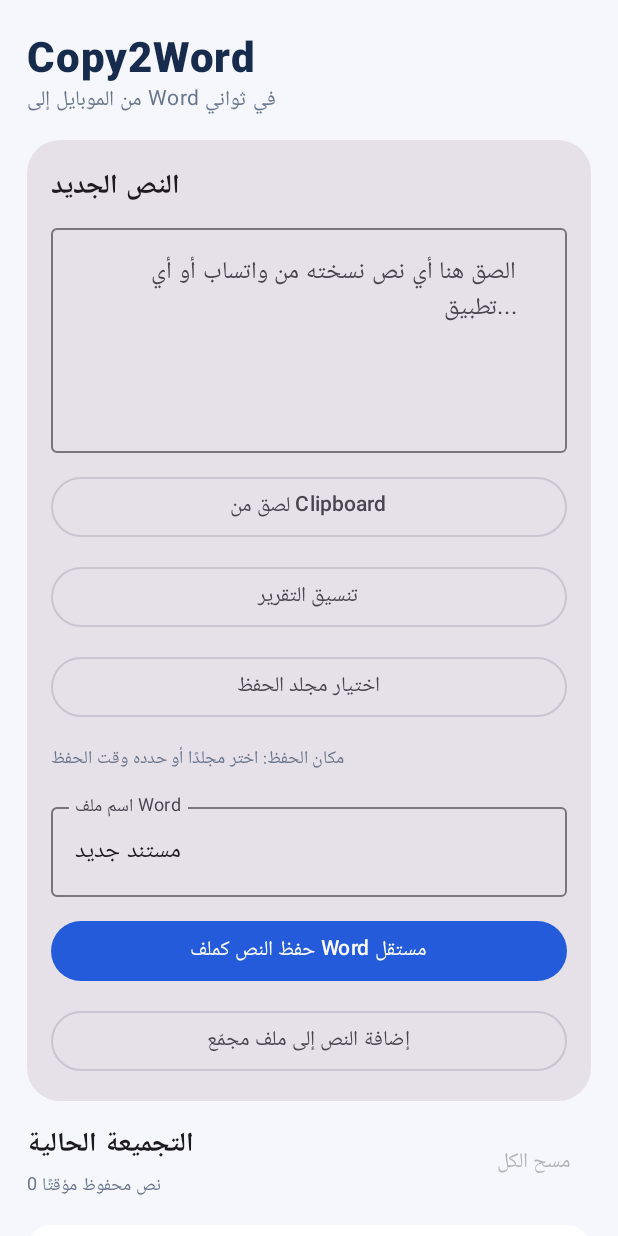
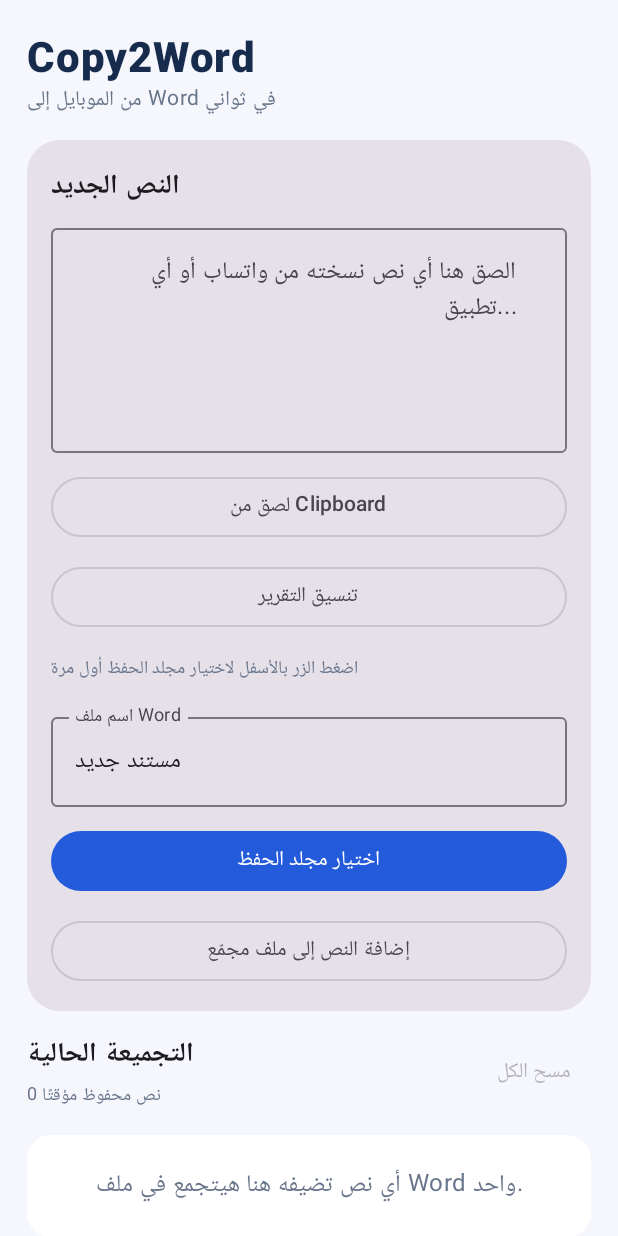
Before and after one commit to Nonocode-byt/First, an Android app built with Jetpack Compose: the screen it shows after launch (MainActivity), after a tap on "اختيار مجلد الحفظ", on a phone screen of 412 x 824 dp. Run offline under Robolectric (Android 15) with nearby library versions, the phone set to English and light mode, and no system bars.

Commit message:
Improve Word RTL and combine folder selection with save action

```diff
--- a/app/src/main/java/com/copy2word/app/MainActivity.kt
+++ b/app/src/main/java/com/copy2word/app/MainActivity.kt
@@ -34,18 +34,21 @@ class MainActivity : ComponentActivity() {
     private var pendingDoc: ByteArray? = null
     private var pendingName = "Copy2Word.docx"
     private val prefs by lazy { getSharedPreferences("copy2word", Context.MODE_PRIVATE) }
+    private var savedFolderUri by mutableStateOf<String?>(null)
     private lateinit var folderLauncher: androidx.activity.result.ActivityResultLauncher<Uri?>
     private lateinit var exportLauncher: androidx.activity.result.ActivityResultLauncher<String>
 
     override fun onCreate(savedInstanceState: Bundle?) {
         super.onCreate(savedInstanceState)
+        savedFolderUri = prefs.getString("folder_uri", null)
         folderLauncher = registerForActivityResult(ActivityResultContracts.OpenDocumentTree()) { uri: Uri? ->
             if (uri != null) {
                 try {
                     contentResolver.takePersistableUriPermission(uri,
                         android.content.Intent.FLAG_GRANT_READ_URI_PERMISSION or android.content.Intent.FLAG_GRANT_WRITE_URI_PERMISSION)
                     prefs.edit().putString("folder_uri", uri.toString()).apply()
-                    Toast.makeText(this, "تم اختيار مجلد الحفظ", Toast.LENGTH_LONG).show()
+                    savedFolderUri = uri.toString()
+                    Toast.makeText(this, "تم اختيار مجلد الحفظ. اضغط نفس الزر لحفظ التقرير", Toast.LENGTH_LONG).show()
                 } catch (e: Exception) {
                     Toast.makeText(this, "تعذر حفظ اختيار المجلد", Toast.LENGTH_LONG).show()
                 }
@@ -56,12 +59,12 @@ class MainActivity : ComponentActivity() {
         )) { uri: Uri? -> if (uri != null) writeDoc(uri) }
         setContent {
             Copy2WordScreen(
-                folderChosen = prefs.getString("folder_uri", null) != null,
+                folderChosen = savedFolderUri != null,
                 onChooseFolder = { folderLauncher.launch(null) },
                 onExport = { name, text ->
                     pendingName = safeName(name)
                     pendingDoc = DocxWriter.create(text)
-                    val savedTree = prefs.getString("folder_uri", null)?.let(Uri::parse)
+                    val savedTree = savedFolderUri?.let(Uri::parse)
                     if (savedTree != null) saveIntoChosenFolder(savedTree)
                     else exportLauncher.launch(pendingName)
                 }
@@ -154,18 +157,18 @@ private fun Copy2WordScreen(
                                     Toast.makeText(context, "تم تنسيق التقرير بدون ترقيم للأسطر", Toast.LENGTH_SHORT).show()
                                 }
                             }, modifier = Modifier.fillMaxWidth()) { Text("تنسيق التقرير") }
-                            OutlinedButton(onClick = onChooseFolder, modifier = Modifier.fillMaxWidth()) {
-                                Text(if (folderChosen) "تغيير مجلد الحفظ" else "اختيار مجلد الحفظ")
-                            }
                             Text(
-                                if (folderChosen) "مكان الحفظ: المجلد الذي اخترته" else "مكان الحفظ: اختر مجلدًا أو حدده وقت الحفظ",
+                                if (folderChosen) "مكان الحفظ: المجلد الذي اخترته مسبقًا" else "اضغط الزر بالأسفل لاختيار مجلد الحفظ أول مرة",
                                 color = Color(0xFF68758B), fontSize = 12.sp
                             )
                             OutlinedTextField(value = fileName, onValueChange = { fileName = it }, modifier = Modifier.fillMaxWidth(), singleLine = true, label = { Text("اسم ملف Word") })
                             Button(onClick = {
-                                if (draft.isBlank()) Toast.makeText(context, "الصق نص الأول", Toast.LENGTH_SHORT).show()
+                                if (!folderChosen) onChooseFolder()
+                                else if (draft.isBlank()) Toast.makeText(context, "الصق نص الأول", Toast.LENGTH_SHORT).show()
                                 else onExport(fileName, draft)
-                            }, modifier = Modifier.fillMaxWidth()) { Text("حفظ النص كملف Word مستقل") }
+                            }, modifier = Modifier.fillMaxWidth()) {
+                                Text(if (folderChosen) "حفظ ملف Word" else "اختيار مجلد الحفظ")
+                            }
                             OutlinedButton(onClick = {
                                 if (draft.isNotBlank()) {
                                     snippets.add(draft.trim()); draft = ""
@@ -282,17 +285,19 @@ private object DocxWriter {
             """<w:p><w:pPr><w:bidi/><w:jc w:val="right"/></w:pPr><w:r><w:rPr><w:rtl/><w:lang w:val="ar-EG"/></w:rPr><w:t xml:space="preserve">$escaped</w:t></w:r></w:p>"""
         }
         val document = """<?xml version="1.0" encoding="UTF-8" standalone="yes"?>
-<w:document xmlns:w="http://schemas.openxmlformats.org/wordprocessingml/2006/main"><w:body>$paragraphs<w:sectPr><w:pgSz w:w="11906" w:h="16838"/><w:pgMar w:top="1440" w:right="1440" w:bottom="1440" w:left="1440"/></w:sectPr></w:body></w:document>"""
+<w:document xmlns:w="http://schemas.openxmlformats.org/wordprocessingml/2006/main"><w:body>$paragraphs<w:sectPr><w:bidi/><w:pgSz w:w="11906" w:h="16838"/><w:pgMar w:top="1440" w:right="1440" w:bottom="1440" w:left="1440"/></w:sectPr></w:body></w:document>"""
         val types = """<?xml version="1.0" encoding="UTF-8" standalone="yes"?>
-<Types xmlns="http://schemas.openxmlformats.org/package/2006/content-types"><Default Extension="rels" ContentType="application/vnd.openxmlformats-package.relationships+xml"/><Default Extension="xml" ContentType="application/xml"/><Override PartName="/word/document.xml" ContentType="application/vnd.openxmlformats-officedocument.wordprocessingml.document.main+xml"/></Types>"""
+<Types xmlns="http://schemas.openxmlformats.org/package/2006/content-types"><Default Extension="rels" ContentType="application/vnd.openxmlformats-package.relationships+xml"/><Default Extension="xml" ContentType="application/xml"/><Override PartName="/word/document.xml" ContentType="application/vnd.openxmlformats-officedocument.wordprocessingml.document.main+xml"/><Override PartName="/word/styles.xml" ContentType="application/vnd.openxmlformats-officedocument.wordprocessingml.styles+xml"/></Types>"""
         val rels = """<?xml version="1.0" encoding="UTF-8" standalone="yes"?>
-<Relationships xmlns="http://schemas.openxmlformats.org/package/2006/relationships"><Relationship Id="rId1" Type="http://schemas.openxmlformats.org/officeDocument/2006/relationships/officeDocument" Target="word/document.xml"/></Relationships>"""
+<Relationships xmlns="http://schemas.openxmlformats.org/package/2006/relationships"><Relationship Id="rId1" Type="http://schemas.openxmlformats.org/officeDocument/2006/relationships/officeDocument" Target="word/document.xml"/><Relationship Id="rId2" Type="http://schemas.openxmlformats.org/officeDocument/2006/relationships/styles" Target="styles.xml"/></Relationships>"""
+        val styles = """<?xml version="1.0" encoding="UTF-8" standalone="yes"?>
+<w:styles xmlns:w="http://schemas.openxmlformats.org/wordprocessingml/2006/main"><w:docDefaults><w:rPrDefault><w:rPr><w:rtl/><w:lang w:val="ar-EG" w:bidi="ar-EG"/></w:rPr></w:rPrDefault><w:pPrDefault><w:pPr><w:bidi/><w:jc w:val="right"/></w:pPr></w:pPrDefault></w:docDefaults><w:style w:type="paragraph" w:default="1" w:styleId="Normal"><w:name w:val="Normal"/><w:pPr><w:bidi/><w:jc w:val="right"/></w:pPr><w:rPr><w:rtl/><w:lang w:val="ar-EG" w:bidi="ar-EG"/></w:rPr></w:style></w:styles>"""
         val output = ByteArrayOutputStream()
         ZipOutputStream(output).use { zip ->
             fun entry(name: String, value: String) {
                 zip.putNextEntry(ZipEntry(name)); zip.write(value.toByteArray(Charsets.UTF_8)); zip.closeEntry()
             }
-            entry("[Content_Types].xml", types); entry("_rels/.rels", rels); entry("word/document.xml", document)
+            entry("[Content_Types].xml", types); entry("_rels/.rels", rels); entry("word/document.xml", document); entry("word/styles.xml", styles)
         }
         return output.toByteArray()
     }
```
